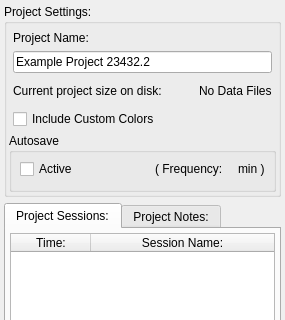
Qt form src/Interface/AppInterface/ProjectDockWidget.ui (SCIInstitute/Seg3D) before a commit; both pictures show x 0 to 285 and y 0 to 320 of the 285 by 809 pixel window.
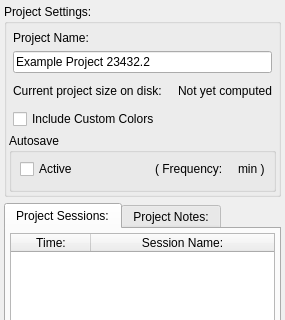
The same form after that commit.

```diff
--- a/src/Interface/AppInterface/ProjectDockWidget.ui
+++ b/src/Interface/AppInterface/ProjectDockWidget.ui
@@ -135,7 +135,7 @@
              <string>Controls for activating and deactivating Smart Autosave are located in the Preferences Manager</string>
             </property>
             <property name="text">
-             <string>No Data Files</string>
+             <string>Not yet computed</string>
             </property>
            </widget>
           </item>
```
